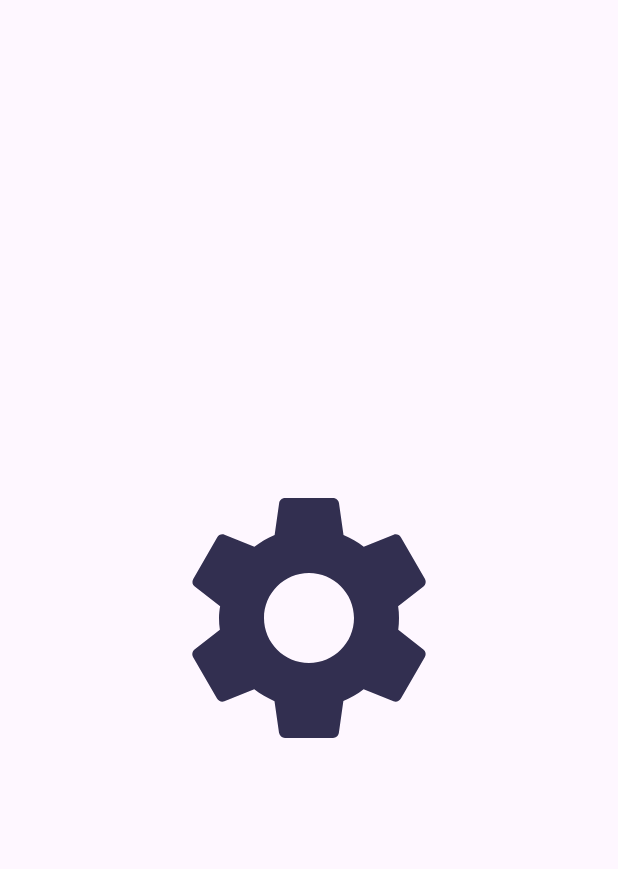
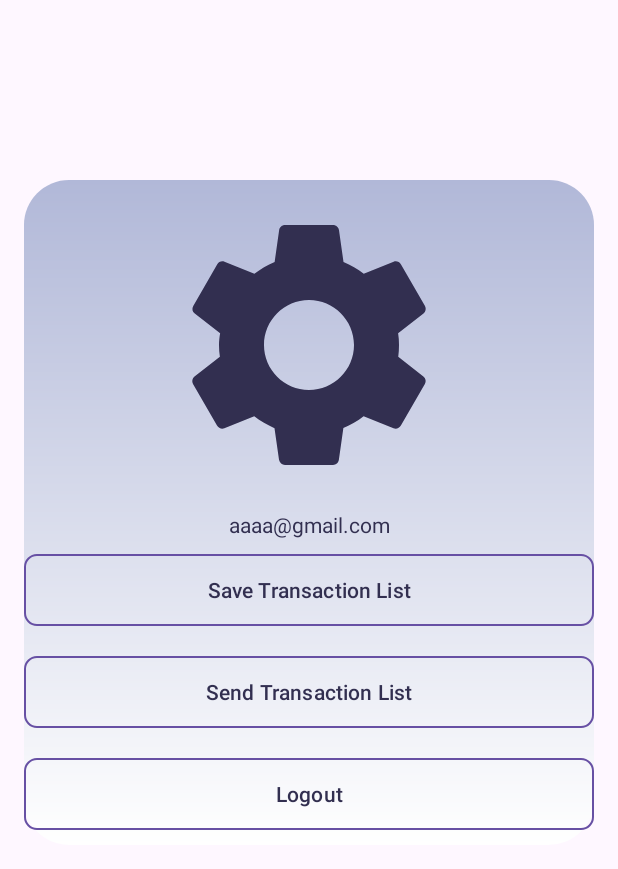
Before and after one commit to afnanramadhan/bondoman-android-app, an Android app: the fragment Settings shown on its own in the app's theme, on a phone screen of 412 x 824 dp. Shown: the top 869 px of the screen. Run offline under Robolectric (Android 15) with nearby library versions, the phone set to English and light mode, and no system bars.

Commit message:
feat: create button in setting

```diff
--- a/app/src/main/java/com/example/android_hit/CheckJWTBackground.kt
+++ b/app/src/main/java/com/example/android_hit/CheckJWTBackground.kt
@@ -4,9 +4,6 @@ import android.app.Service
 import android.content.Intent
 import android.os.IBinder
 import android.util.Log
-import android.widget.Toast
-import com.example.android_hit.api.RetrofitClient
-import com.example.android_hit.data.TokenResponse
 import com.example.android_hit.utils.TokenManager
 import retrofit2.Call
 import retrofit2.Callback
--- a/app/src/main/java/com/example/android_hit/LoginActivity.kt
+++ b/app/src/main/java/com/example/android_hit/LoginActivity.kt
@@ -5,10 +5,7 @@ import androidx.appcompat.app.AppCompatActivity
 import android.os.Bundle
 import android.view.View
 import android.widget.Button
-import androidx.fragment.app.Fragment
 import androidx.fragment.app.FragmentManager
-import androidx.fragment.app.FragmentTransaction
-import com.example.android_hit.databinding.ActivityMainBinding
 import com.example.android_hit.utils.TokenManager
 
 class LoginActivity : AppCompatActivity() {
--- /dev/null
+++ b/app/src/main/res/drawable/baseline_save_alt_24.xml
@@ -0,0 +1,5 @@
+<vector android:height="24dp" android:tint="#322F50"
+    android:viewportHeight="24" android:viewportWidth="24"
+    android:width="24dp" xmlns:android="http://schemas.android.com/apk/res/android">
+    <path android:fillColor="@android:color/white" android:pathData="M19,12v7L5,19v-7L3,12v7c0,1.1 0.9,2 2,2h14c1.1,0 2,-0.9 2,-2v-7h-2zM13,12.67l2.59,-2.58L17,11.5l-5,5 -5,-5 1.41,-1.41L11,12.67L11,3h2z"/>
+</vector>
--- /dev/null
+++ b/app/src/main/res/drawable/rounded_background_gradient.xml
@@ -0,0 +1,13 @@
+<?xml version="1.0" encoding="utf-8"?>
+<shape xmlns:android="http://schemas.android.com/apk/res/android"
+    android:shape="rectangle">
+
+    <gradient
+        android:type="linear"
+        android:angle="270"
+        android:startColor="#B1B8D8"
+        android:endColor="@color/white"
+        android:gradientRadius="50%"/>
+    <corners android:radius="30dp"/>
+
+</shape>
--- /dev/null
+++ b/app/src/main/res/drawable/rounded_background_transparent.xml
@@ -0,0 +1,7 @@
+<?xml version="1.0" encoding="utf-8"?>
+<shape xmlns:android="http://schemas.android.com/apk/res/android"
+    android:shape="rectangle">
+    <solid android:color="@android:color/transparent" />
+    <corners android:radius="8dp" />
+    <stroke android:width="1dip" android:color="@color/primary1"/>
+</shape>
--- a/app/src/main/res/layout/fragment_settings.xml
+++ b/app/src/main/res/layout/fragment_settings.xml
@@ -5,16 +5,57 @@
     android:layout_height="match_parent"
     tools:context=".Settings">
 
-    <RelativeLayout
+    <LinearLayout
         android:layout_width="match_parent"
-        android:layout_height="match_parent">
+        android:layout_height="wrap_content"
+        android:layout_marginTop="120dp"
+        android:layout_marginHorizontal="16dp"
+        android:background="@drawable/rounded_background_gradient"
+        android:gravity="center"
+        android:orientation="vertical">
 
         <ImageView
             android:id="@+id/iv_settings"
-            android:src="@drawable/baseline_settings_24"
             android:layout_width="200dp"
             android:layout_height="200dp"
-            android:layout_centerInParent="true"/>
+            android:layout_centerInParent="true"
+            android:layout_marginVertical="10dp"
+            android:src="@drawable/baseline_settings_24" />
 
-    </RelativeLayout>
+        <TextView
+            android:layout_width="match_parent"
+            android:layout_height="wrap_content"
+            android:text="aaaa@gmail.com"
+            android:textColor="@color/primary1"
+            android:textAlignment="center"/>
+
+        <Button
+            android:id="@+id/saveTransactionButton"
+            android:layout_width="match_parent"
+            android:layout_height="wrap_content"
+            android:background="@drawable/rounded_background_transparent"
+            android:text="Save Transaction List"
+            android:layout_marginVertical="10dp"
+            android:textColor="@color/primary1" />
+
+        <Button
+            android:id="@+id/sendTransactionButton"
+            android:layout_width="match_parent"
+            android:layout_height="wrap_content"
+            android:background="@drawable/rounded_background_transparent"
+            android:text="Send Transaction List"
+            android:layout_marginVertical="10dp"
+            android:textColor="@color/primary1" />
+
+        <Button
+            android:id="@+id/logoutButton"
+            android:layout_width="match_parent"
+            android:layout_height="wrap_content"
+            android:drawableStart="@drawable/ic_launcher_foreground"
+            android:background="@drawable/rounded_background_transparent"
+            android:text="Logout"
+            android:layout_marginVertical="10dp"
+            android:textColor="@color/primary1" />
+
+    </LinearLayout>
 </FrameLayout>
```
